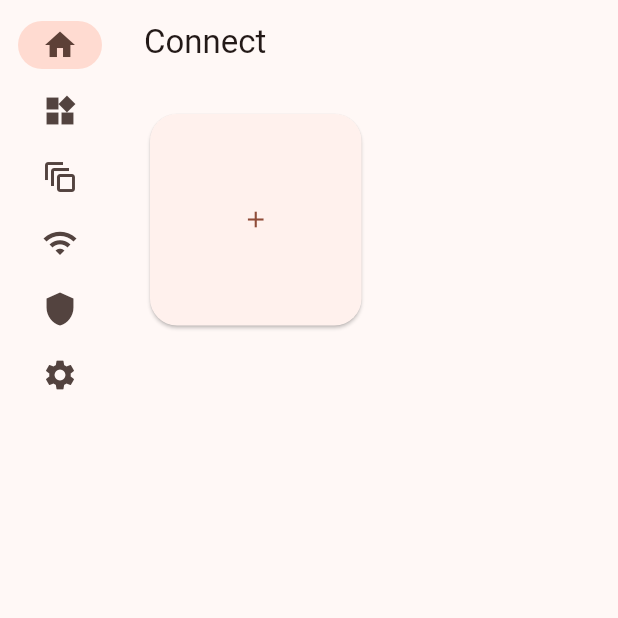
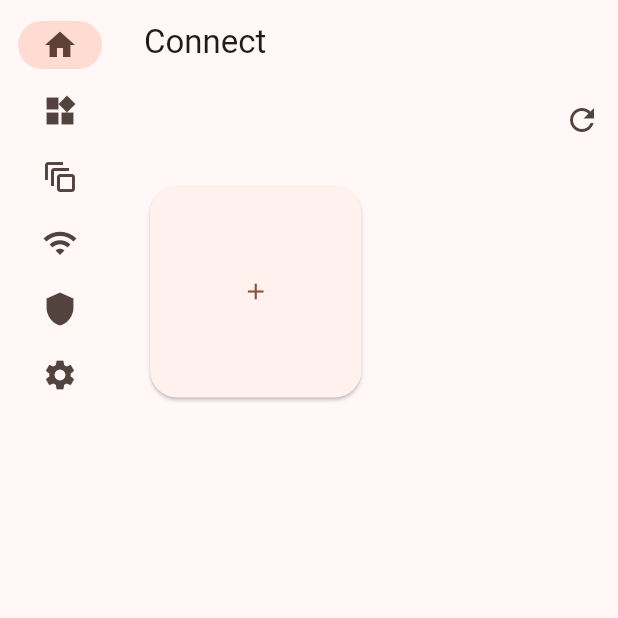
Before and after one commit to GameTec-live/ChameleonUltraGUI, a Flutter app: the screen it shows after launch, on a phone screen of 412 x 824 dp, the top half of it. Run offline on Flutter 3.47's test engine with Material 2 defaults, Android fonts, the light colour scheme and no system bars; our stand-ins replace logger, toggle_switch; missing offline and left inert: flutter_libserialport.

Commit message:
connect page progress

```diff
--- a/chameleonultragui/lib/gui/connectpage.dart
+++ b/chameleonultragui/lib/gui/connectpage.dart
@@ -16,6 +16,16 @@
         child: Column(
           mainAxisAlignment: MainAxisAlignment.center, // Center
           children: [
+            Align(
+              alignment: Alignment.topRight,
+              child: IconButton(
+                onPressed: () {
+                  // Refresh
+                  appState.changesMade();
+                },
+                icon: const Icon(Icons.refresh),
+              ),
+            ),
             Expanded(
               child: GridView(
                   padding: const EdgeInsets.all(20),
@@ -30,6 +40,7 @@
                     // "Add" Button for Bluetooth
                     ElevatedButton(
                       onPressed: () {
+                        showDialog<String>(context: context, builder: (BuildContext context) => const AlertDialog(content: Text('Identifies as BLE Dialog'),),);
                         // Connect via BLE here
                         appState.chameleon.connected = true; // Bypass / Dummy for testing
                         appState.changesMade();
@@ -56,7 +67,33 @@
                             ),
                           ),
                         ),
-                        child: const Icon(Icons.add),
+                        child: Column(
+                          children: [
+                            Padding(
+                              padding: const EdgeInsets.all(8.0),
+                              child: Row(
+                                mainAxisAlignment: MainAxisAlignment.end,
+                                children: [
+                                  const Icon(Icons.usb),
+                                  Text(appState.chameleon.availableDevices()[i]),
+                                ],
+                              ),
+                            ),
+                            Row(
+                              mainAxisAlignment: MainAxisAlignment.start,
+                              children: [
+                                Text("Chameleon Ultra", style: TextStyle(fontWeight: FontWeight.bold, fontSize: 20)),
+                              ],
+                            ),
+                            Padding(
+                              padding: const EdgeInsets.only(top: 8.0),
+                              child: FractionallySizedBox(
+                                widthFactor: 0.4,
+                                child: Image.asset('assets/black-ultra-standing-front.png', fit: BoxFit.contain,),
+                              ),
+                            ),
+                          ],
+                        ),
                       ),
                   ]
               ),
--- a/chameleonultragui/pubspec.yaml
+++ b/chameleonultragui/pubspec.yaml
@@ -64,9 +64,8 @@
   uses-material-design: true
 
   # To add assets to your application, add an assets section, like this:
-  # assets:
-  #   - images/a_dot_burr.jpeg
-  #   - images/a_dot_ham.jpeg
+  assets:
+    - assets/black-ultra-standing-front.png
 
   # An image asset can refer to one or more resolution-specific "variants", see
   # https://flutter.dev/assets-and-images/#resolution-aware
```
Also changed, not shown: chameleonultragui/assets/black-ultra-standing-front.jpg (deleted), chameleonultragui/assets/black-ultra-standing-front.png (added), 1 other file.
